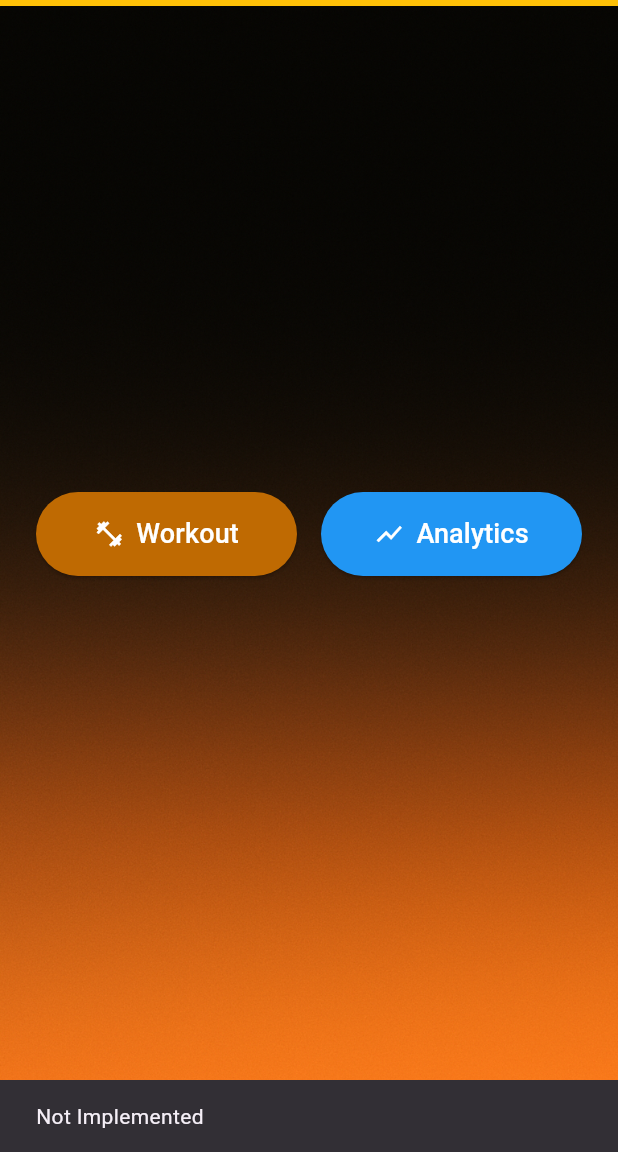
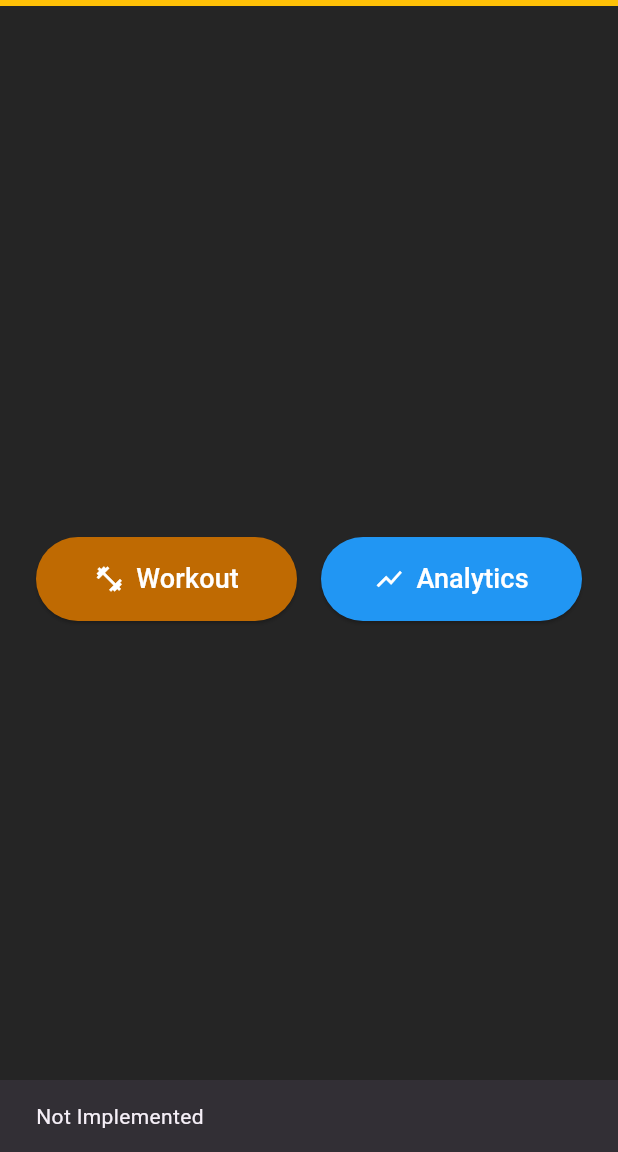
Before and after one commit to NumaanQureshi/Journey, a Flutter app: the HomeScreen screen opened directly, after a tap on the "menu" icon, after a tap on "Home", after a tap on "Workout", on a phone screen of 412 x 824 dp, the part 84-1236 px from its top. Run offline on Flutter 3.47's test engine with Material 3 defaults, Android fonts, the light colour scheme and no system bars; our stand-ins replace flutter_secure_storage, google_fonts; accounts and stored records are empty.

Commit message:
style: set default bg

```diff
--- a/lib/screens/home_screen.dart
+++ b/lib/screens/home_screen.dart
@@ -26,7 +26,7 @@ class _HomeScreenState extends State<HomeScreen> {
             color: Color(0xFFFBBF18),
           ),
         ),
-        backgroundColor: Colors.transparent,
+        backgroundColor: Colors.black,
         leading: Builder(
           builder: (context) => IconButton(
             color: Colors.blue,
@@ -56,16 +56,10 @@ class _HomeScreenState extends State<HomeScreen> {
           ),
         ],
       ),
-      extendBodyBehindAppBar: true,
+      backgroundColor: const Color.fromARGB(255, 37, 37, 37),
+      // extendBodyBehindAppBar: true,
       body: Stack(
         children: [
-          // const VideoBackground(asset: 'assets/images/animated_bg.mp4'),
-          SizedBox.expand(
-            child: Image.asset(
-              'assets/images/home_bg.png',
-              fit: BoxFit.cover,
-            ),
-          ),
           Center(
             child: SizedBox(
               width: double.infinity,
```
